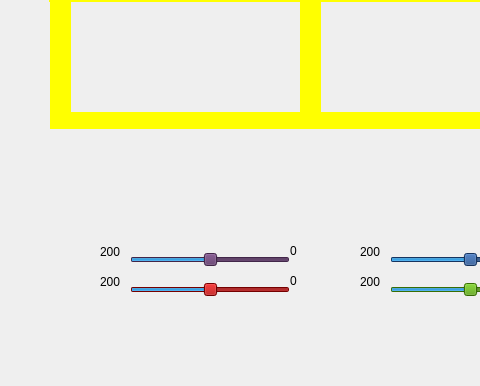
Above: Código QT5 Ubuntu - Trem/mainwindow.ui from silviafds/trabalho-dos-trens before the change; both pictures show x 0 to 480 and y 175 to 561 of the 925 by 561 pixel window. Below: the same form after it.
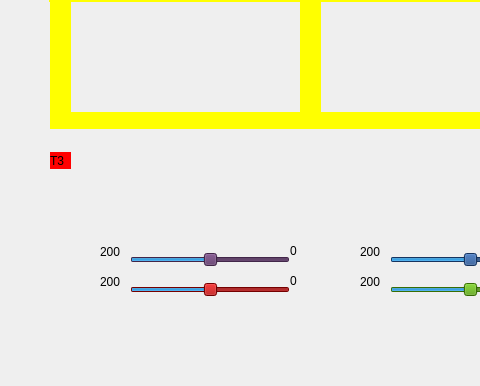
That is the form after the change.

Commit message: Adicionando verificação dos trens 3 e 4

What changed in the file:
```diff
--- a/Código QT5 Ubuntu - Trem/mainwindow.ui
+++ b/Código QT5 Ubuntu - Trem/mainwindow.ui
@@ -2762,6 +2762,22 @@
      <string>0</string>
     </property>
    </widget>
+   <widget class="QLabel" name="label_trem3_2">
+    <property name="geometry">
+     <rect>
+      <x>50</x>
+      <y>310</y>
+      <width>21</width>
+      <height>17</height>
+     </rect>
+    </property>
+    <property name="styleSheet">
+     <string notr="true">QLabel { background: red}</string>
+    </property>
+    <property name="text">
+     <string>T3</string>
+    </property>
+   </widget>
    <zorder>label_trilho4_2</zorder>
    <zorder>label_trilho4_6</zorder>
    <zorder>label_trilho2</zorder>
```
Left out of the diff: 1 changed line with no effect on the pictures. The commit also changes 1 other file.
